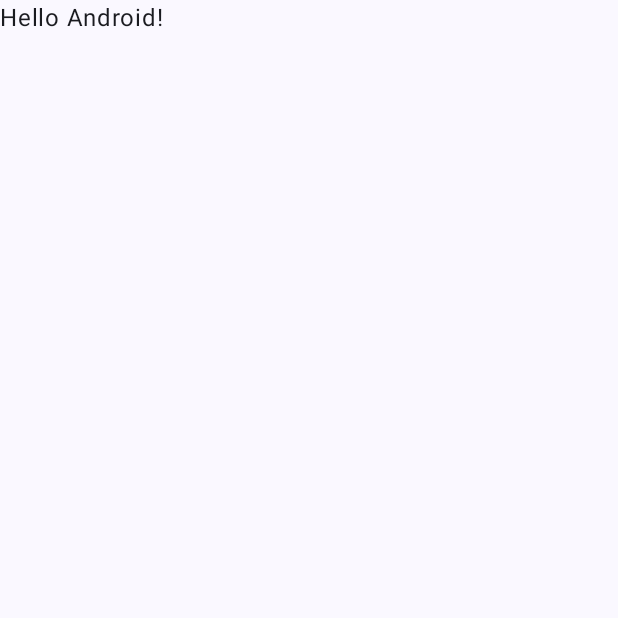
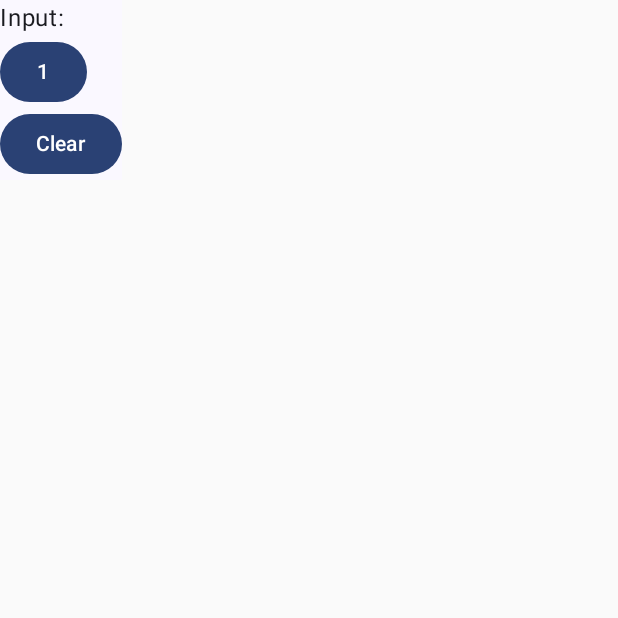
Before and after one commit to God1n/SciCal, an Android app built with Jetpack Compose: the screen it shows after launch (MainActivity), on a phone screen of 412 x 824 dp, the top half of it. Before the commit the part shown is almost empty. Run offline under Robolectric (Android 15) with nearby library versions, the phone set to English and light mode, and no system bars.

Commit message:
feat: Init architecher

```diff
--- a/app/src/main/java/com/godding/scical/MainActivity.kt
+++ b/app/src/main/java/com/godding/scical/MainActivity.kt
@@ -4,13 +4,7 @@ import android.os.Bundle
 import androidx.activity.ComponentActivity
 import androidx.activity.compose.setContent
 import androidx.activity.enableEdgeToEdge
-import androidx.compose.foundation.layout.fillMaxSize
-import androidx.compose.foundation.layout.padding
-import androidx.compose.material3.Scaffold
-import androidx.compose.material3.Text
-import androidx.compose.runtime.Composable
-import androidx.compose.ui.Modifier
-import androidx.compose.ui.tooling.preview.Preview
+import com.godding.scical.presentation.MainScreen
 import com.godding.scical.ui.theme.SciCalTheme
 
 class MainActivity : ComponentActivity() {
@@ -19,29 +13,8 @@ class MainActivity : ComponentActivity() {
         enableEdgeToEdge()
         setContent {
             SciCalTheme {
-                Scaffold(modifier = Modifier.fillMaxSize()) { innerPadding ->
-                    Greeting(
-                        name = "Android",
-                        modifier = Modifier.padding(innerPadding)
-                    )
-                }
+                MainScreen()
             }
         }
     }
 }
-
-@Composable
-fun Greeting(name: String, modifier: Modifier = Modifier) {
-    Text(
-        text = "Hello $name!",
-        modifier = modifier
-    )
-}
-
-@Preview(showBackground = true)
-@Composable
-fun GreetingPreview() {
-    SciCalTheme {
-        Greeting("Android")
-    }
-}
--- /dev/null
+++ b/app/src/main/java/com/godding/scical/presentation/MainScreen.kt
@@ -0,0 +1,64 @@
+package com.godding.scical.presentation
+
+import androidx.compose.material3.*
+import androidx.compose.runtime.Composable
+import androidx.compose.runtime.rememberCoroutineScope
+import androidx.compose.ui.Modifier
+import androidx.navigation.NavHostController
+import androidx.navigation.compose.NavHost
+import androidx.navigation.compose.composable
+import androidx.navigation.compose.rememberNavController
+import com.godding.scical.presentation.screens.programmer.ProgrammerCalculatorScreen
+import com.godding.scical.presentation.screens.scientific.ScientificCalculatorScreen
+import com.godding.scical.presentation.screens.standard.StandardCalculatorScreen
+import kotlinx.coroutines.launch
+
+sealed class Screen(val route: String, val title: String) {
+    object Standard : Screen("standard", "Standard Calculator")
+    object Scientific : Screen("scientific", "Scientific Calculator")
+    object Programmer : Screen("programmer", "Programmer Calculator")
+}
+
+val drawerScreens = listOf(
+    Screen.Standard,
+    Screen.Scientific,
+    Screen.Programmer
+)
+
+@Composable
+fun MainScreen() {
+    val navController = rememberNavController()
+    val drawerState = rememberDrawerState(DrawerValue.Closed)
+    val scope = rememberCoroutineScope()
+
+    ModalNavigationDrawer(
+        drawerState = drawerState,
+        drawerContent = {
+            ModalDrawerSheet {
+                drawerScreens.forEach { screen ->
+                    NavigationDrawerItem(
+                        label = { Text(screen.title) },
+                        selected = false,
+                        onClick = {
+                            navController.navigate(screen.route) {
+                                popUpTo(navController.graph.startDestinationId) { saveState = true }
+                                launchSingleTop = true
+                                restoreState = true
+                            }
+                            scope.launch { drawerState.close() }
+                        }
+                    )
+                }
+            }
+        }
+    ) {
+        NavHost(
+            navController = navController,
+            startDestination = Screen.Standard.route
+        ) {
+            composable(Screen.Standard.route) { StandardCalculatorScreen() }
+            composable(Screen.Scientific.route) { ScientificCalculatorScreen() }
+            composable(Screen.Programmer.route) { ProgrammerCalculatorScreen() }
+        }
+    }
+}
--- /dev/null
+++ b/app/src/main/java/com/godding/scical/presentation/screens/standard/StandardCalculatorScreen.kt
@@ -0,0 +1,28 @@
+package com.godding.scical.presentation.screens.standard
+
+import androidx.compose.material3.Button
+import androidx.compose.material3.Surface
+import androidx.compose.material3.Text
+import androidx.compose.runtime.Composable
+import androidx.compose.runtime.getValue
+import androidx.compose.ui.Modifier
+import androidx.compose.foundation.layout.Column
+import androidx.lifecycle.viewmodel.compose.viewModel
+
+@Composable
+fun StandardCalculatorScreen(
+    viewModel: StandardCalculatorViewModel = viewModel()
+) {
+    val input by viewModel.input
+    Surface(modifier = Modifier) {
+        Column {
+            Text("Input: $input")
+            Button(onClick = { viewModel.onNumberClick("1") }) {
+                Text("1")
+            }
+            Button(onClick = { viewModel.onClear() }) {
+                Text("Clear")
+            }
+        }
+    }
+}
--- /dev/null
+++ b/app/src/main/java/com/godding/scical/presentation/screens/standard/StandardCalculatorViewModel.kt
@@ -0,0 +1,19 @@
+package com.godding.scical.presentation.screens.standard
+
+import androidx.lifecycle.ViewModel
+import androidx.compose.runtime.mutableStateOf
+import androidx.compose.runtime.State
+
+class StandardCalculatorViewModel : ViewModel() {
+    // Example state: current input
+    private val _input = mutableStateOf("")
+    val input: State<String> = _input
+
+    fun onNumberClick(number: String) {
+        _input.value += number
+    }
+
+    fun onClear() {
+        _input.value = ""
+    }
+}
```
Also changed, not shown: app/build.gradle.kts (+18 -0 lines), app/src/main/java/com/godding/scical/presentation/screens/programmer/ProgrammerCalculatorScreen.kt (added, +13 -0 lines), app/src/main/java/com/godding/scical/presentation/screens/scientific/ScientificCalculatorScreen.kt (added, +13 -0 lines), gradle/libs.versions.toml (+19 -0 lines).
